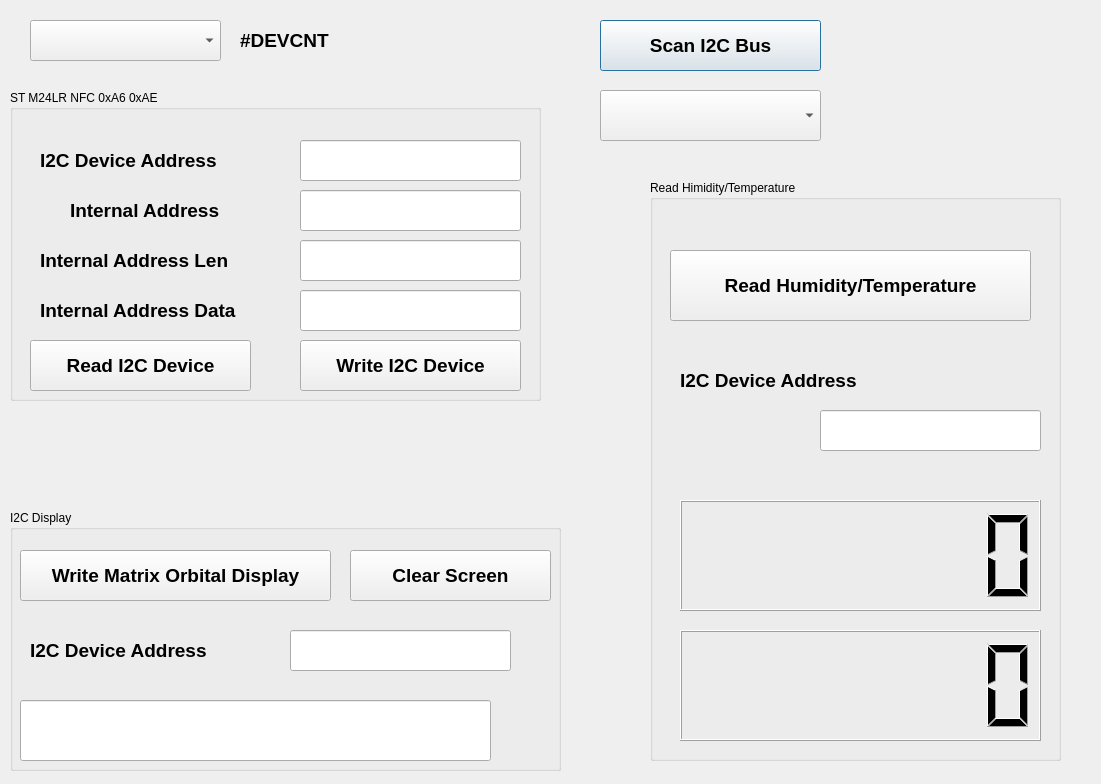
natashaiwscope/emulator_v0, file QT/i2c/display.ui: the form before one commit.
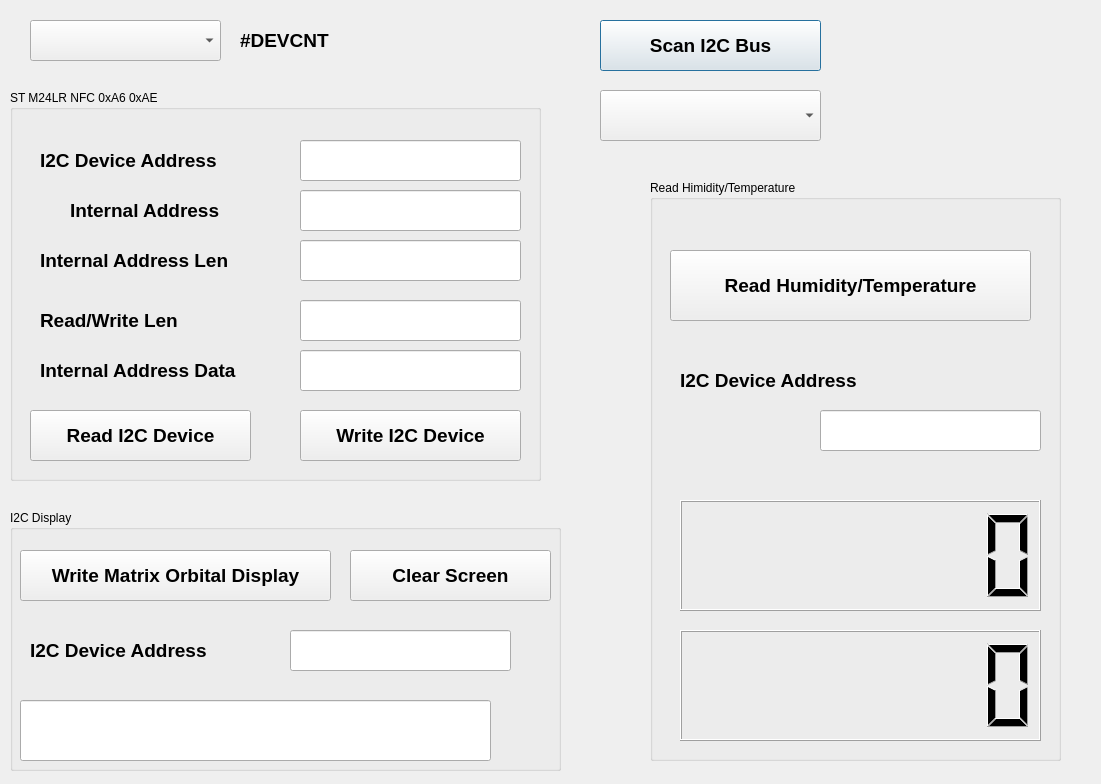
The form after the commit.

Commit message: Sun Jan 14 21:44:49 EST 2018

What changed in the file:
```diff
--- a/QT/i2c/display.ui
+++ b/QT/i2c/display.ui
@@ -85,7 +85,7 @@
      <x>10</x>
      <y>90</y>
      <width>531</width>
-     <height>311</height>
+     <height>391</height>
     </rect>
    </property>
    <property name="title">
@@ -155,7 +155,7 @@
     <property name="geometry">
      <rect>
       <x>290</x>
-      <y>200</y>
+      <y>260</y>
       <width>221</width>
       <height>41</height>
      </rect>
@@ -172,7 +172,7 @@
     <property name="geometry">
      <rect>
       <x>290</x>
-      <y>250</y>
+      <y>320</y>
       <width>221</width>
       <height>51</height>
      </rect>
@@ -192,7 +192,7 @@
     <property name="geometry">
      <rect>
       <x>30</x>
-      <y>200</y>
+      <y>260</y>
       <width>241</width>
       <height>41</height>
      </rect>
@@ -235,7 +235,7 @@
     <property name="geometry">
      <rect>
       <x>20</x>
-      <y>250</y>
+      <y>320</y>
       <width>221</width>
       <height>51</height>
      </rect>
@@ -251,6 +251,36 @@
      <string>Read I2C Device</string>
     </property>
    </widget>
+   <widget class="QLabel" name="qlbl_8">
+    <property name="geometry">
+     <rect>
+      <x>30</x>
+      <y>210</y>
+      <width>241</width>
+      <height>41</height>
+     </rect>
+    </property>
+    <property name="text">
+     <string>&lt;html&gt;&lt;head/&gt;&lt;body&gt;&lt;p&gt;&lt;span style=&quot; font-size:14pt; font-weight:600;&quot;&gt;Read/Write Len&lt;/span&gt;&lt;/p&gt;&lt;/body&gt;&lt;/html&gt;</string>
+    </property>
+   </widget>
+   <widget class="QLineEdit" name="DataLenm24lr_box">
+    <property name="geometry">
+     <rect>
+      <x>290</x>
+      <y>210</y>
+      <width>221</width>
+      <height>41</height>
+     </rect>
+    </property>
+    <property name="font">
+     <font>
+      <pointsize>14</pointsize>
+      <weight>75</weight>
+      <bold>true</bold>
+     </font>
+    </property>
+   </widget>
   </widget>
   <widget class="QGroupBox" name="groupBox_2">
    <property name="geometry">
```
The commit also changes 1 other file.
